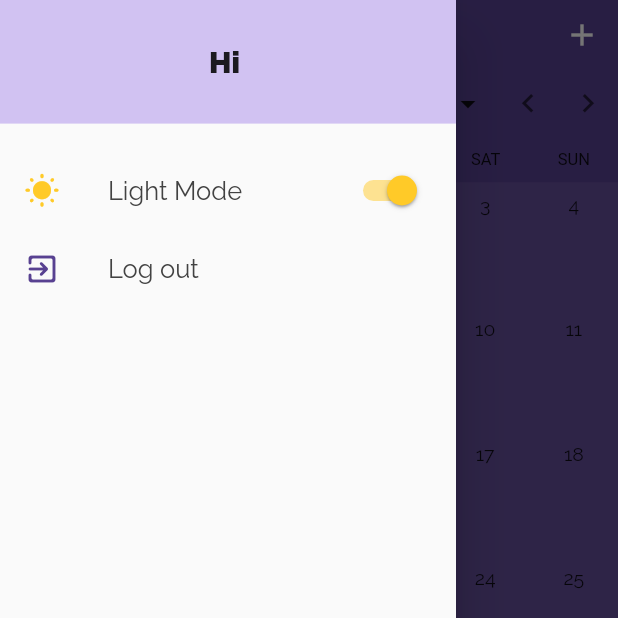
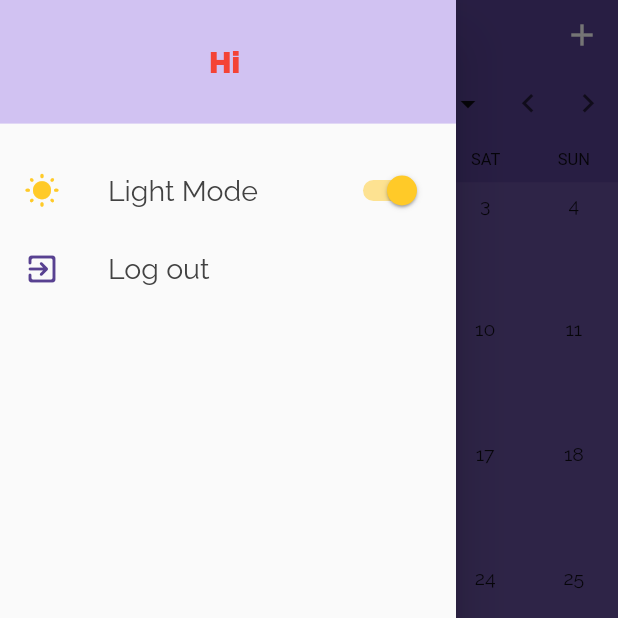
Before and after one commit to KaveenE/Orbital-SimplyMeet, a Flutter app: the TabsAllViews screen opened by its route, with the side drawer open, on a phone screen of 412 x 824 dp, the top half of it. Run offline on Flutter 3.47's test engine with Material 2 defaults, Android fonts, the phone set to English and light mode, and no system bars; drawn by our look-alikes of syncfusion_flutter_calendar; our stand-ins replace awesome_dialog, cloud_firestore, firebase_auth, firebase_core, flutter_colorpicker, flutter_form_builder and 7 more; missing offline and left inert: navigation_history_observer; accounts and stored records are empty; project files that could hold a hidden picture were left out.

Commit message:
Words on drawer look better when changing theme.
 Todo list is still no go(mentioned in M2). Just demo theme toggle w/o todo list like in M2 video.

```diff
--- a/simply_meet/lib/core/ui/widgets/DrawerItem.dart
+++ b/simply_meet/lib/core/ui/widgets/DrawerItem.dart
@@ -1,4 +1,6 @@
 import 'package:flutter/material.dart';
+import 'package:provider/provider.dart';
+import 'package:simply_meet/shared/utility/themes.dart';
 import 'package:simply_meet/shared/utility/ui_helpers.dart';
 
 class DrawerItem extends StatelessWidget {
@@ -25,9 +27,13 @@ class DrawerItem extends StatelessWidget {
 
   @override
   Widget build(BuildContext context) {
+    final currTheme = Provider.of<ThemeProvider>(context).themeType;
+    final textTheme = theme(context).textTheme.subtitle1!;
     final headingWidget = Text(
       heading,
-      style: theme(context).textTheme.subtitle1!.copyWith(fontSize: 17),
+      style: currTheme == MyThemes.darkTheme
+          ? textTheme.copyWith(fontSize: 19, color: Colors.white)
+          : textTheme.copyWith(fontSize: 19),
     );
 
     return currBoolean == null
--- a/simply_meet/lib/shared/utility/themes.dart
+++ b/simply_meet/lib/shared/utility/themes.dart
@@ -35,6 +35,7 @@ class MyThemes {
           ),
           bodyText2: GoogleFonts.raleway(
             fontSize: 15,
+            color: Colors.red,
           ),
           button: GoogleFonts.raleway(
             color: Colors.white,
@@ -48,6 +49,7 @@ class MyThemes {
             color: Colors.grey.shade800,
             decoration: TextDecoration.underline,
           ),
+
         ),
   );
 
```
